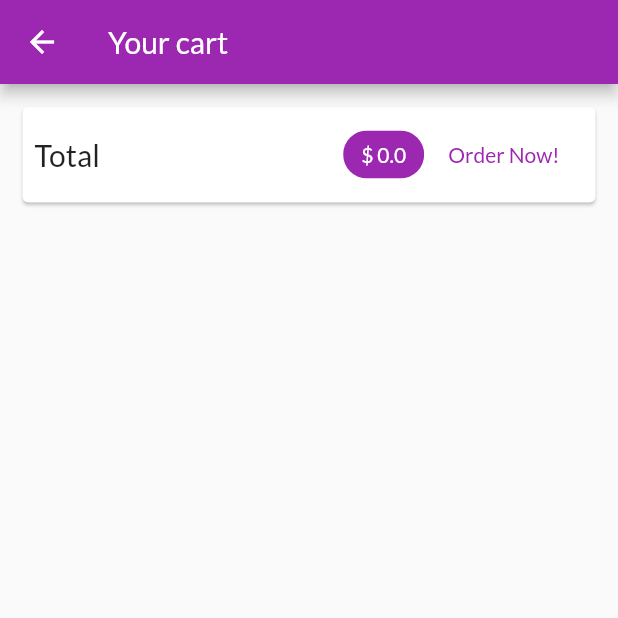
After one commit to pankaj-nikam/state_mgmt, a Flutter app: the CartScreen screen opened by its route, on a phone screen of 412 x 824 dp, the top half of it. The commit adds this screen. Run offline on Flutter 3.47's test engine with Material 2 defaults, Android fonts, the phone set to English and light mode, and no system bars; network calls fail.

Commit message:
Added cart page and shown cart items.

```diff
--- a/lib/main.dart
+++ b/lib/main.dart
@@ -1,6 +1,7 @@
 import 'package:flutter/material.dart';
 import 'package:provider/provider.dart';
 import 'package:state_mgmt/providers/cart.dart';
+import 'package:state_mgmt/screens/cart_screen.dart';
 import 'package:state_mgmt/screens/product_details_screen.dart';
 import 'package:state_mgmt/screens/products_overview_screen.dart';
 import 'providers/products_provider.dart';
@@ -29,6 +30,7 @@ class MyApp extends StatelessWidget {
         home: ProductsOverviewScreen(),
         routes: {
           ProductDetailsScreen.routeName: (ctx) => ProductDetailsScreen(),
+          CartScreen.routeName: (ctx) => CartScreen(),
         },
       ),
     );
--- a/lib/providers/cart.dart
+++ b/lib/providers/cart.dart
@@ -25,6 +25,14 @@ class Cart with ChangeNotifier {
     return items.length;
   }
 
+  double get totalAmount {
+    double sum = 0.0;
+    items.forEach((key, value) {
+      sum += value.price * value.quantity;
+    });
+    return sum;
+  }
+
   void addItem(String productId, double price, String title) {
     if (_items.containsKey(productId)) {
       //Change quantity
--- /dev/null
+++ b/lib/screens/cart_screen.dart
@@ -0,0 +1,70 @@
+import 'package:flutter/material.dart';
+import 'package:provider/provider.dart';
+import 'package:state_mgmt/providers/cart.dart';
+import 'package:state_mgmt/widgets/cart_list_item.dart';
+
+class CartScreen extends StatelessWidget {
+  static const routeName = '/CartScreen';
+  @override
+  Widget build(BuildContext context) {
+    final cart = Provider.of<Cart>(context);
+    return Scaffold(
+      appBar: AppBar(
+        title: Text('Your cart'),
+      ),
+      body: Column(
+        children: [
+          Card(
+            margin: EdgeInsets.all(15),
+            child: Padding(
+              padding: EdgeInsets.all(8),
+              child: Row(
+                mainAxisAlignment: MainAxisAlignment.spaceBetween,
+                children: [
+                  Text(
+                    'Total',
+                    style: TextStyle(
+                      fontSize: 20,
+                    ),
+                  ),
+                  Spacer(),
+                  Chip(
+                    label: Text(
+                      '\$ ${cart.totalAmount}',
+                      style: TextStyle(
+                        color:
+                            Theme.of(context).primaryTextTheme.headline6.color,
+                      ),
+                    ),
+                    backgroundColor: Theme.of(context).primaryColor,
+                  ),
+                  FlatButton(
+                    onPressed: () {},
+                    child: Text('Order Now!'),
+                    textColor: Theme.of(context).primaryColor,
+                  ),
+                ],
+              ),
+            ),
+          ),
+          SizedBox(
+            height: 10,
+          ),
+          Expanded(
+              child: ListView.builder(
+            itemCount: cart.itemCount,
+            itemBuilder: (context, index) {
+              final item = cart.items.values.toList()[index];
+              return CartListItem(
+                id: item.id,
+                price: item.price,
+                quantity: item.quantity,
+                title: item.title,
+              );
+            },
+          ))
+        ],
+      ),
+    );
+  }
+}
--- a/lib/screens/products_overview_screen.dart
+++ b/lib/screens/products_overview_screen.dart
@@ -2,6 +2,7 @@ import 'package:flutter/material.dart';
 import 'package:provider/provider.dart';
 import 'package:state_mgmt/providers/cart.dart';
 import 'package:state_mgmt/providers/products_provider.dart';
+import 'package:state_mgmt/screens/cart_screen.dart';
 import 'package:state_mgmt/widgets/badge.dart';
 import 'package:state_mgmt/widgets/products_grid.dart';
 import '../providers/product.dart';
@@ -53,7 +54,9 @@ class _ProductsOverviewScreenState extends State<ProductsOverviewScreen> {
               icon: Icon(
                 Icons.shopping_cart,
               ),
-              onPressed: () {},
+              onPressed: () {
+                Navigator.of(context).pushNamed(CartScreen.routeName);
+              },
             ),
           ),
         ],
```
Also changed, not shown: lib/widgets/cart_list_item.dart (added, +35 -0 lines).
